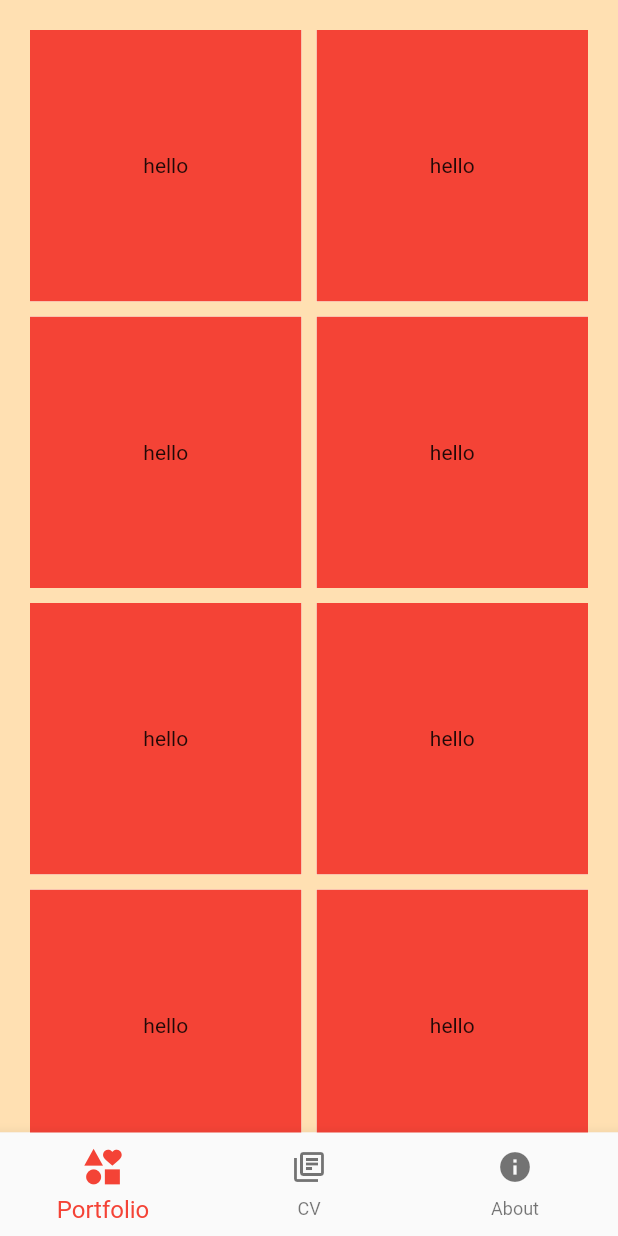
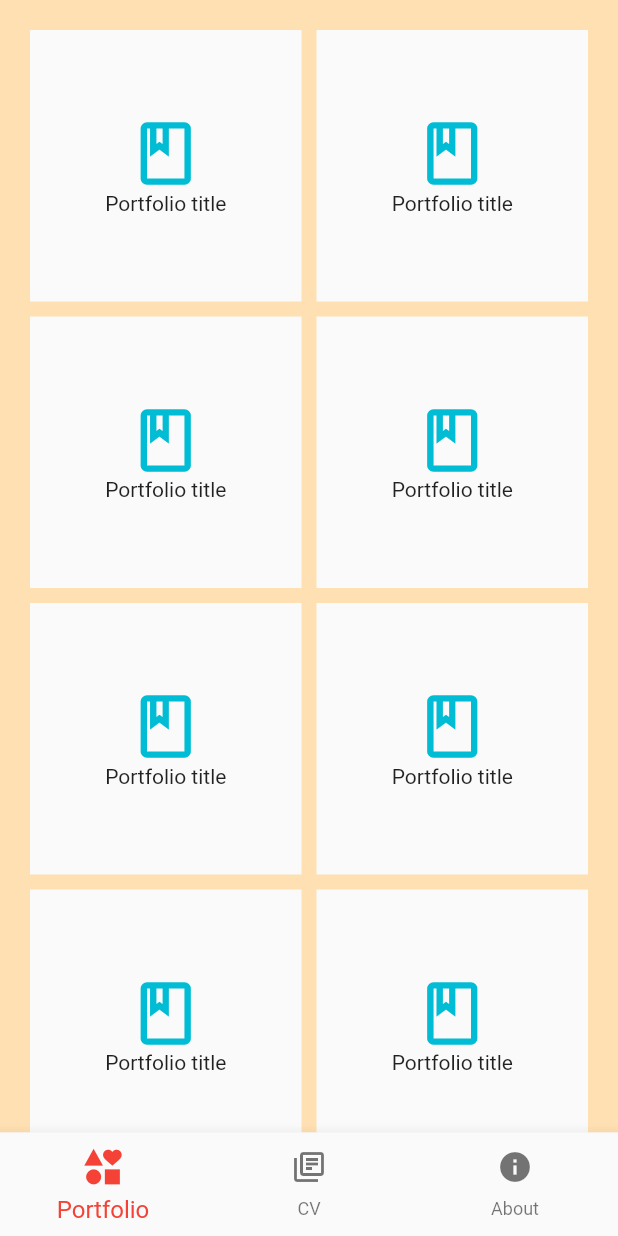
Before and after one commit to DhaniAM/Flutter-all-of-me, a Flutter app: the screen it shows after launch, on a phone screen of 412 x 824 dp. Run offline on Flutter 3.47's test engine with Material 2 defaults, Android fonts, the phone set to English and light mode, and no system bars; missing offline and left inert: bottom_bar_page_transition.

Commit message:
added little bit of styling

```diff
--- a/lib/main.dart
+++ b/lib/main.dart
@@ -1,6 +1,6 @@
 import 'package:all_of_me/about_page.dart';
 import 'package:all_of_me/cv_page.dart';
-import 'package:all_of_me/home_page.dart';
+import 'package:all_of_me/portfolio_page.dart';
 import 'package:bottom_bar_page_transition/bottom_bar_page_transition.dart';
 import 'package:flutter/material.dart';
 
@@ -29,13 +29,13 @@ class _MyAppState extends State<MyApp> {
           builder: (context, index) {
             switch (index) {
               case 0:
-                return const HomePage();
+                return const PortfolioPage();
               case 1:
                 return const CvPage();
               case 2:
                 return const AboutPage();
               default:
-                return const HomePage();
+                return const PortfolioPage();
             }
           },
         ),
@@ -60,7 +60,9 @@ class _MyAppState extends State<MyApp> {
             BottomNavigationBarItem(
               icon: Padding(
                 padding: EdgeInsets.only(bottom: 4),
-                child: Icon(Icons.info),
+                child: Icon(
+                  Icons.info,
+                ),
               ),
               label: 'About',
             ),
--- a/lib/portfolio_button.dart
+++ b/lib/portfolio_button.dart
@@ -7,14 +7,21 @@ class PortfolioButton extends StatelessWidget {
   Widget build(BuildContext context) {
     return Material(
       child: Ink(
-        color: Colors.red,
         width: 50,
         height: 50,
         child: InkWell(
           onTap: () {},
-          splashColor: Colors.grey,
-          child: Center(
-            child: Text('hello'),
+          splashColor: Colors.deepOrange,
+          child: Column(
+            mainAxisAlignment: MainAxisAlignment.center,
+            children: const <Widget>[
+              Icon(
+                Icons.book_outlined,
+                size: 50,
+                color: Colors.cyan,
+              ),
+              Text('Portfolio title'),
+            ],
           ),
         ),
       ),
--- a/lib/home_page.dart
+++ b/lib/portfolio_page.dart
@@ -1,8 +1,8 @@
 import 'package:all_of_me/portfolio_button.dart';
 import 'package:flutter/material.dart';
 
-class HomePage extends StatelessWidget {
-  const HomePage({super.key});
+class PortfolioPage extends StatelessWidget {
+  const PortfolioPage({super.key});
 
   @override
   Widget build(BuildContext context) {
```
